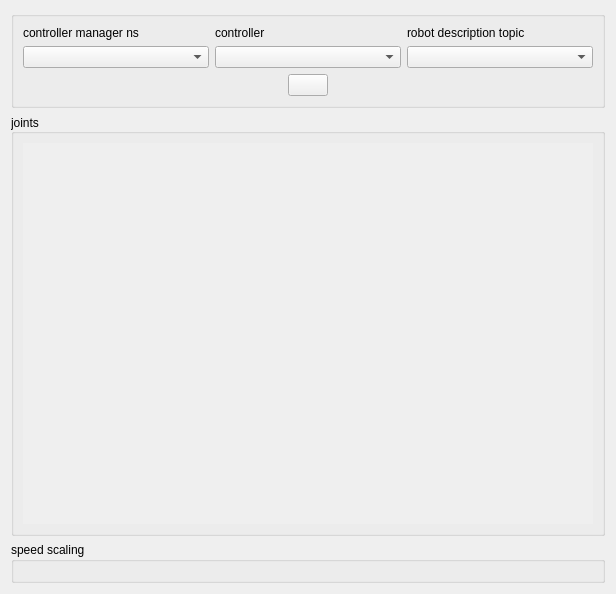
Before: the Qt Designer form rqt_joint_trajectory_controller/resource/joint_trajectory_controller.ui in ros-controls/ros2_controllers, drawn with Qt 5.
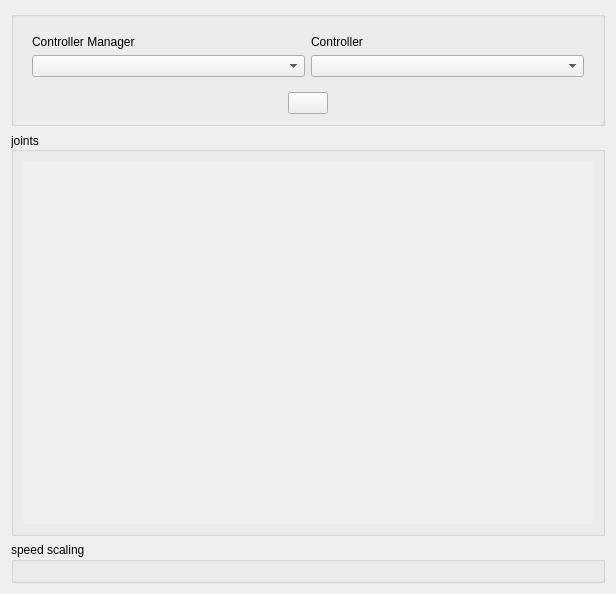
After: the same form once the commit is applied. Icons and pictures are not drawn.

Commit message: Optimized using of RQT JTC publisher.

Patch:
```diff
--- a/rqt_joint_trajectory_controller/resource/joint_trajectory_controller.ui
+++ b/rqt_joint_trajectory_controller/resource/joint_trajectory_controller.ui
@@ -21,50 +21,39 @@
      </property>
      <layout class="QVBoxLayout" name="verticalLayout">
       <item>
+       <widget class="QWidget" name="combo_container">
        <layout class="QGridLayout" name="gridLayout">
-        <item row="1" column="1">
-         <widget class="QComboBox" name="jtc_combo"/>
-        </item>
-        <item row="1" column="0">
-          <widget class="QComboBox" name="cm_combo"/>
-        </item>
-        <item row="1" column="2">
-          <widget class="QComboBox" name="robot_description_combo"/>
-         </item>
         <item row="0" column="0">
          <widget class="QLabel" name="cm_list_label">
           <property name="toolTip">
            <string>&lt;html&gt;&lt;head/&gt;&lt;body&gt;&lt;p&gt;&lt;span style=&quot; font-weight:600;&quot;&gt;controller manager&lt;/span&gt; namespace. It is assumed that the &lt;span style=&quot; font-weight:600;&quot;&gt;robot_description&lt;/span&gt; parameter also lives in the same namespace.&lt;/p&gt;&lt;/body&gt;&lt;/html&gt;</string>
           </property>
           <property name="text">
-           <string>controller manager ns</string>
+            <string>Controller Manager</string>
           </property>
           <property name="buddy">
            <cstring>cm_combo</cstring>
           </property>
          </widget>
         </item>
+         <item row="1" column="0">
+          <widget class="QComboBox" name="cm_combo"/>
+         </item>
         <item row="0" column="1">
          <widget class="QLabel" name="controller_list_label">
           <property name="text">
-           <string>controller</string>
+            <string>Controller</string>
           </property>
           <property name="buddy">
            <cstring>jtc_combo</cstring>
           </property>
          </widget>
         </item>
-        <item row="0" column="2">
-         <widget class="QLabel" name="robot_description_list_label">
-          <property name="text">
-           <string>robot description topic</string>
-          </property>
-          <property name="buddy">
-            <cstring>robot_description_combo</cstring>
-           </property>
-         </widget>
-        </item>
-       </layout>
+         <item row="1" column="1">
+          <widget class="QComboBox" name="jtc_combo"/>
+         </item>
+        </layout>
+       </widget>
       </item>
       <item>
        <layout class="QHBoxLayout" name="horizontalLayout">
```
Left out of the diff: 1 changed line with no effect on the pictures. Lines whose indentation alone changed are shown as unchanged. The commit also changes 2 other files.
